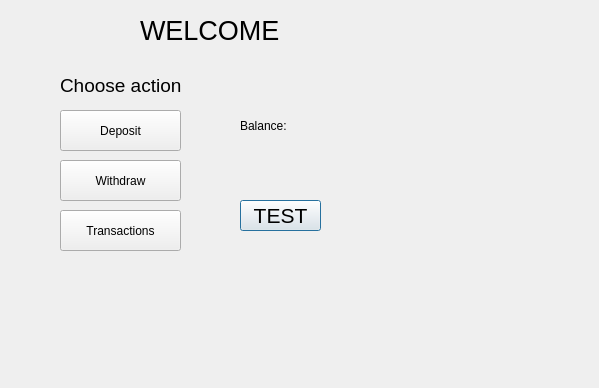
The window that bank-automat/gui/accountview.ui (25kmo-project/group_11) describes before a commit, drawn with Qt 5.
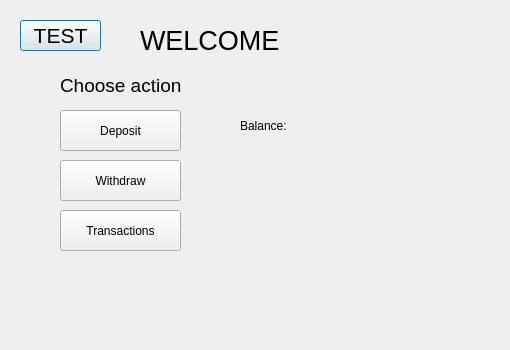
The same window after the commit.

Patch:
```diff
--- a/bank-automat/gui/accountview.ui
+++ b/bank-automat/gui/accountview.ui
@@ -6,8 +6,8 @@
    <rect>
     <x>0</x>
     <y>0</y>
-    <width>599</width>
-    <height>388</height>
+    <width>510</width>
+    <height>350</height>
    </rect>
   </property>
   <property name="windowTitle">
@@ -16,8 +16,8 @@
   <widget class="QPushButton" name="btnTestButton">
    <property name="geometry">
     <rect>
-     <x>240</x>
-     <y>200</y>
+     <x>20</x>
+     <y>20</y>
      <width>81</width>
      <height>31</height>
     </rect>
@@ -113,7 +113,7 @@
    <property name="geometry">
     <rect>
      <x>140</x>
-     <y>10</y>
+     <y>20</y>
      <width>241</width>
      <height>41</height>
     </rect>
```
